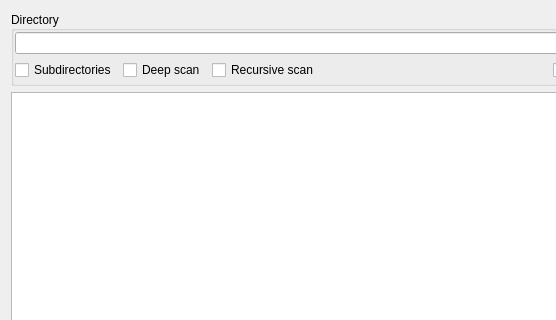
horsicq/die_widget, file dialogdiescandirectory.ui: the form before one commit; both pictures show x 0 to 556 and y 0 to 320 of the 725 by 478 pixel window.
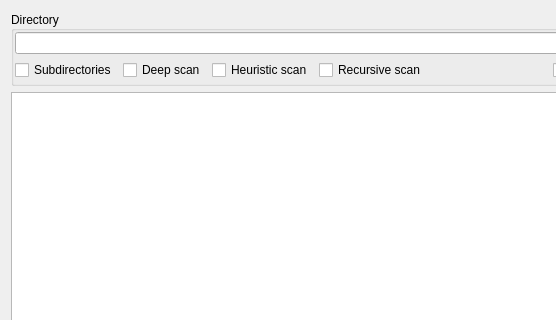
The form after the commit.

```diff
--- a/dialogdiescandirectory.ui
+++ b/dialogdiescandirectory.ui
@@ -68,6 +68,16 @@
             </property>
            </widget>
           </item>
+          <item>
+           <widget class="QCheckBox" name="checkBoxHeuristicScan">
+            <property name="text">
+             <string>Heuristic scan</string>
+            </property>
+            <property name="checked">
+             <bool>false</bool>
+            </property>
+           </widget>
+          </item>
           <item>
            <widget class="QCheckBox" name="checkBoxRecursiveScan">
             <property name="text">
```
